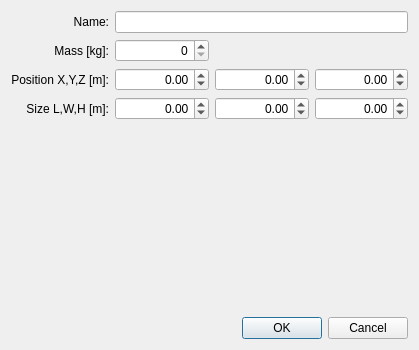
This is mscsim-mass/src/gui/DialogEditBox.ui in marek-cel/mscsim-tools as Qt 5 draws it before an edit. The edited form follows.
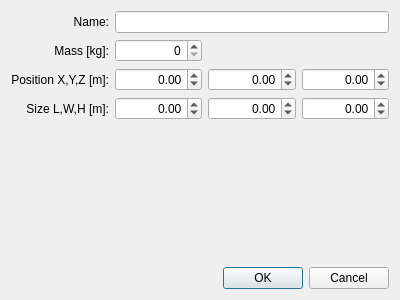
This is the edited form.

Patch:
```diff
--- a/mscsim-mass/src/gui/DialogEditBox.ui
+++ b/mscsim-mass/src/gui/DialogEditBox.ui
@@ -6,8 +6,8 @@
    <rect>
     <x>0</x>
     <y>0</y>
-    <width>419</width>
-    <height>350</height>
+    <width>400</width>
+    <height>300</height>
    </rect>
   </property>
   <property name="windowTitle">
@@ -188,14 +188,14 @@
    <item row="0" column="1" colspan="3">
     <widget class="QLineEdit" name="lineEditName"/>
    </item>
-   <item row="4" column="0" colspan="4">
+   <item row="4" column="2">
     <spacer name="verticalSpacer">
      <property name="orientation">
       <enum>Qt::Vertical</enum>
      </property>
      <property name="sizeHint" stdset="0">
       <size>
-       <width>396</width>
+       <width>20</width>
        <height>158</height>
       </size>
      </property>
```
Left out of the diff: 3 changed lines with no effect on the pictures.
